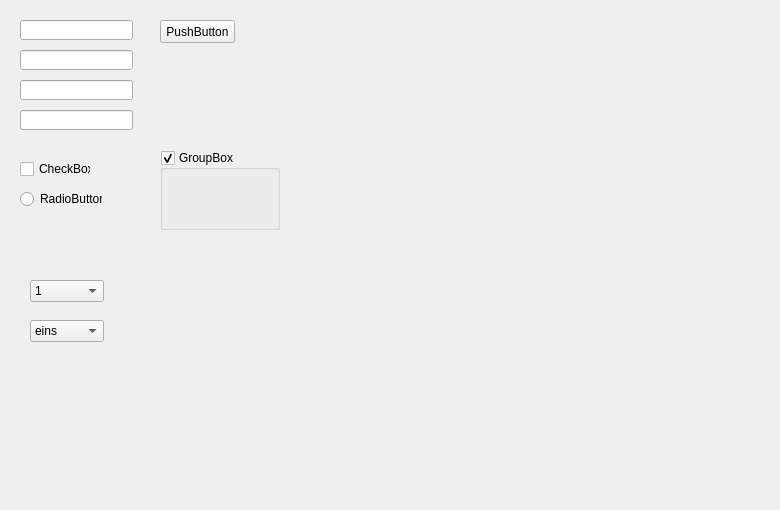
Before: the Qt Designer form sampleModules/testCustomGuiElements/testCustomGuiElements.ui in pgollor/pyGUI, drawn with Qt 5.
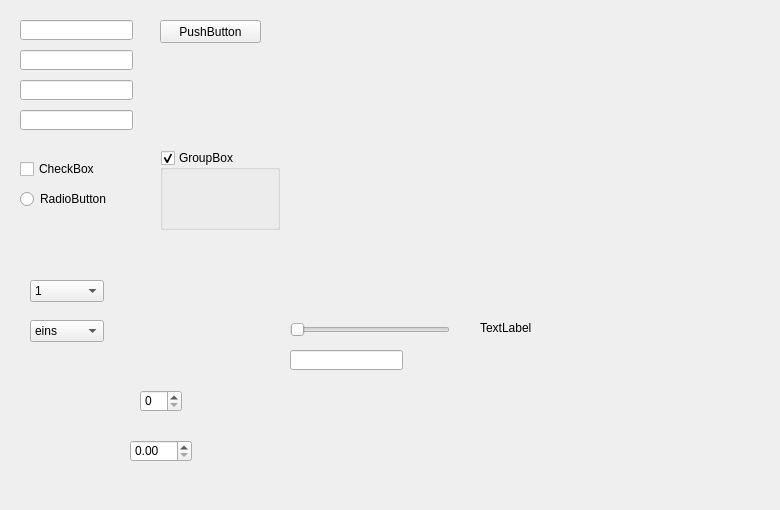
After: the same form once the commit is applied. Custom widgets are drawn as their Qt base class.

What changed in the file:
```diff
--- a/sampleModules/testCustomGuiElements/testCustomGuiElements.ui
+++ b/sampleModules/testCustomGuiElements/testCustomGuiElements.ui
@@ -28,7 +28,7 @@
     <rect>
      <x>160</x>
      <y>20</y>
-     <width>75</width>
+     <width>101</width>
      <height>23</height>
     </rect>
    </property>
@@ -71,7 +71,7 @@
     <rect>
      <x>20</x>
      <y>160</y>
-     <width>71</width>
+     <width>121</width>
      <height>18</height>
     </rect>
    </property>
@@ -100,7 +100,7 @@
     <rect>
      <x>20</x>
      <y>190</y>
-     <width>82</width>
+     <width>121</width>
      <height>18</height>
     </rect>
    </property>
@@ -158,6 +158,62 @@
     </property>
    </item>
   </widget>
+  <widget class="betterSlider" name="horizontalSliderTestSl">
+   <property name="geometry">
+    <rect>
+     <x>290</x>
+     <y>320</y>
+     <width>160</width>
+     <height>19</height>
+    </rect>
+   </property>
+   <property name="orientation">
+    <enum>Qt::Horizontal</enum>
+   </property>
+  </widget>
+  <widget class="QLabel" name="labelTestSl">
+   <property name="geometry">
+    <rect>
+     <x>480</x>
+     <y>320</y>
+     <width>81</width>
+     <height>16</height>
+    </rect>
+   </property>
+   <property name="text">
+    <string>TextLabel</string>
+   </property>
+  </widget>
+  <widget class="QLineEdit" name="lineEditTextSl">
+   <property name="geometry">
+    <rect>
+     <x>290</x>
+     <y>350</y>
+     <width>113</width>
+     <height>20</height>
+    </rect>
+   </property>
+  </widget>
+  <widget class="QSpinBox" name="spinBoxSBN">
+   <property name="geometry">
+    <rect>
+     <x>140</x>
+     <y>390</y>
+     <width>42</width>
+     <height>22</height>
+    </rect>
+   </property>
+  </widget>
+  <widget class="QDoubleSpinBox" name="doubleSpinBoxSBD">
+   <property name="geometry">
+    <rect>
+     <x>130</x>
+     <y>440</y>
+     <width>62</width>
+     <height>22</height>
+    </rect>
+   </property>
+  </widget>
  </widget>
  <customwidgets>
   <customwidget>
@@ -185,6 +241,11 @@
    <extends>QLineEdit</extends>
    <header>functions/customGuiElements.h</header>
   </customwidget>
+  <customwidget>
+   <class>betterSlider</class>
+   <extends>QSlider</extends>
+   <header>betterSlider.h</header>
+  </customwidget>
  </customwidgets>
  <resources/>
  <connections/>
```
